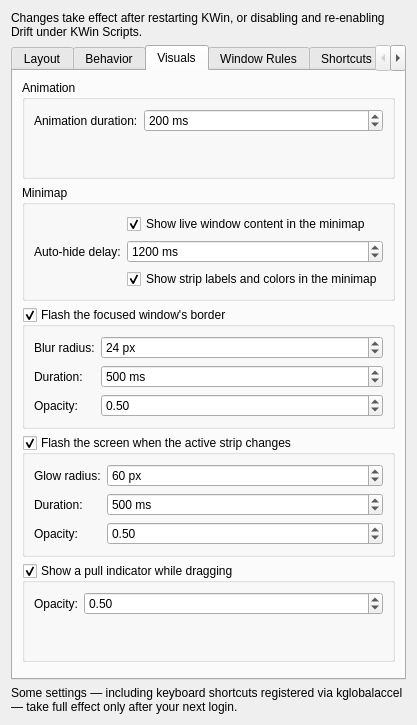
The window that drift/ui/config.ui (epicodic/drift) describes before a commit, drawn with Qt 5.
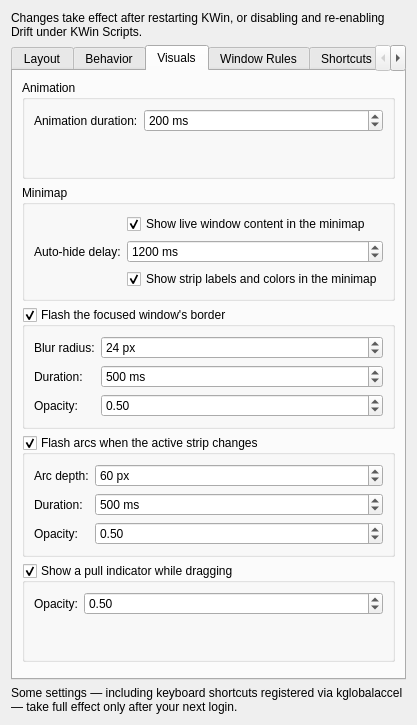
The same window after the commit. The open tabs and pages were chosen to show the change.

Commit message:
feat(strip-osd): replace chevron frame with sweeping top/bottom arcs
- Remove the chevron frame geometry, its test, and its plan doc
- Draw a circular-segment arc on the top and bottom screen edges with the pull indicator's shader
- Sweep the apex inward while fading in, then back out while fading away
- Add the pure stripOsdArc animation state with tests
- Rename stripOsdGlowRadius to stripOsdDepth and stripOsdGlowOpacity to stripOsdOpacity

Claude-Session: https://claude.ai/code/session_015HCTcZrk1dmjZRZoQeEiS6

Diff of the .ui file:
```diff
--- a/drift/ui/config.ui
+++ b/drift/ui/config.ui
@@ -790,7 +790,7 @@
                             <item>
                                 <widget class="QGroupBox" name="kcfg_stripOsdEnabled">
                                     <property name="title">
-                                        <string>Flash the screen when the active strip changes</string>
+                                        <string>Flash arcs when the active strip changes</string>
                                     </property>
                                     <property name="toolTip">
                                         <string>Show a full-screen edge glow and a large label whenever you page to a different strip</string>
@@ -805,7 +805,7 @@
                                         <item row="0" column="0">
                                             <widget class="QLabel" name="label_stripOsdGlowRadius">
                                                 <property name="text">
-                                                    <string>Glow radius:</string>
+                                                    <string>Arc depth:</string>
                                                 </property>
                                             </widget>
                                         </item>
```
Left out of the diff: 14 changed lines with no effect on the pictures. The commit also changes 12 other files.
